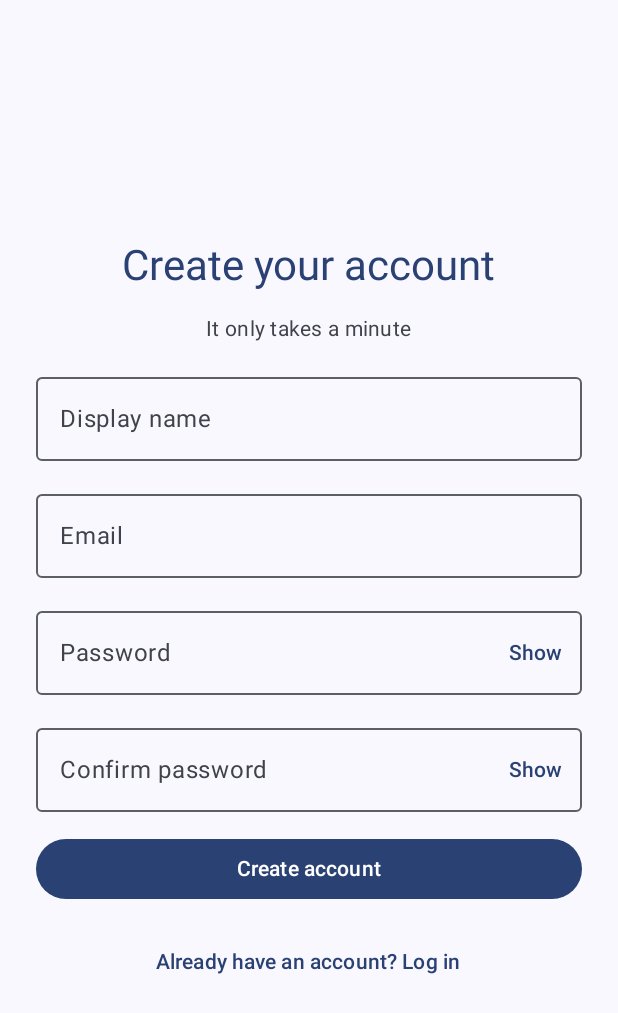
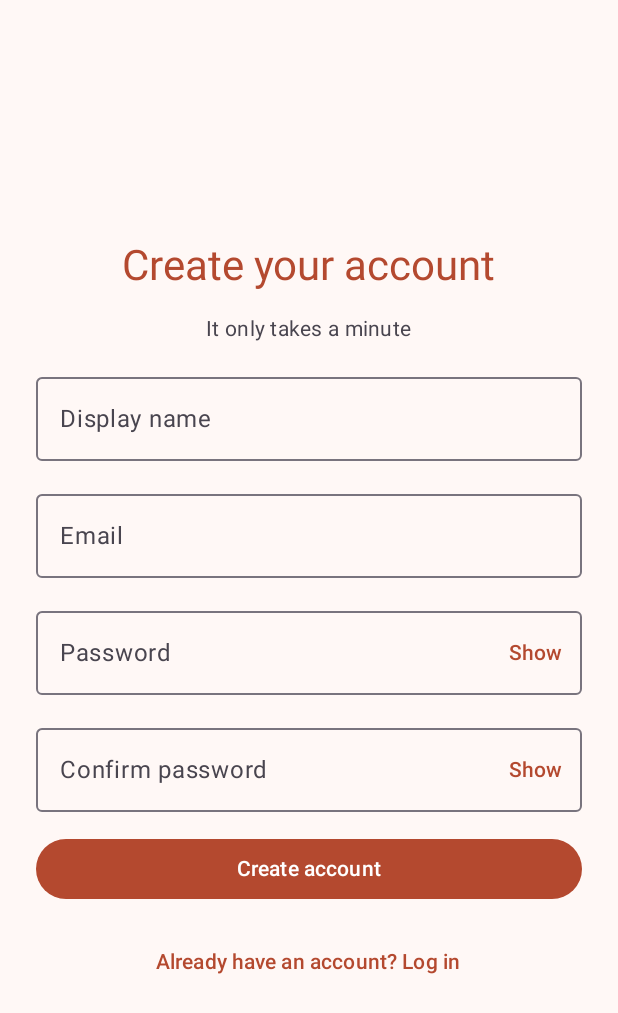
Before and after one commit to Abdoz3210/MC_Project, an Android app built with Jetpack Compose: the screen it shows after launch (MainActivity), after a tap on "New here? Create an account", on a phone screen of 412 x 824 dp. Shown: the top 1013 px of the screen. Run offline under Robolectric (Android 15) with nearby library versions, the phone set to English and light mode, and no system bars; our stand-ins replace Firebase (no records; nobody signed in at launch, a user with empty details on screens opened directly); 1 other tap on this screen came first.

Commit message:
feat: add brand theme, language wrapper with RTL and settings-aware app root

```diff
--- a/app/src/main/java/com/lafamilia/app/ui/app/AppRoot.kt
+++ b/app/src/main/java/com/lafamilia/app/ui/app/AppRoot.kt
@@ -1,22 +1,42 @@
 package com.lafamilia.app.ui.app
 
+import androidx.compose.foundation.isSystemInDarkTheme
 import androidx.compose.foundation.layout.fillMaxSize
 import androidx.compose.material3.MaterialTheme
 import androidx.compose.material3.Surface
 import androidx.compose.runtime.Composable
+import androidx.compose.runtime.getValue
+import androidx.compose.runtime.remember
 import androidx.compose.ui.Modifier
+import androidx.compose.ui.platform.LocalContext
+import androidx.lifecycle.compose.collectAsStateWithLifecycle
+import com.lafamilia.app.data.settings.AppSettings
+import com.lafamilia.app.data.settings.SettingsRepository
+import com.lafamilia.app.data.settings.ThemeMode
 import com.lafamilia.app.navigation.AppNavHost
 import com.lafamilia.app.ui.theme.LaFamiliaTheme
 
 /**
- * The root of the UI: theme + background + navigation.
- * Part 5 replaces this file to add the saved theme and language from Settings.
+ * The root of the UI. It reads the saved settings from DataStore and applies
+ * the chosen language and theme to the whole app, so a change in Settings shows instantly.
  */
 @Composable
 fun AppRoot() {
-    LaFamiliaTheme {
-        Surface(modifier = Modifier.fillMaxSize(), color = MaterialTheme.colorScheme.background) {
-            AppNavHost()
+    val context = LocalContext.current
+    val repository = remember { SettingsRepository.from(context) }
+    val settings by repository.settings.collectAsStateWithLifecycle(initialValue = AppSettings())
+
+    val darkTheme = when (settings.theme) {
+        ThemeMode.SYSTEM -> isSystemInDarkTheme()
+        ThemeMode.LIGHT -> false
+        ThemeMode.DARK -> true
+    }
+
+    LocaleWrapper(language = settings.language) {
+        LaFamiliaTheme(darkTheme = darkTheme) {
+            Surface(modifier = Modifier.fillMaxSize(), color = MaterialTheme.colorScheme.background) {
+                AppNavHost()
+            }
         }
     }
 }
--- a/app/src/main/java/com/lafamilia/app/ui/theme/Color.kt
+++ b/app/src/main/java/com/lafamilia/app/ui/theme/Color.kt
@@ -2,10 +2,21 @@ package com.lafamilia.app.ui.theme
 
 import androidx.compose.ui.graphics.Color
 
-val Purple80 = Color(0xFFD0BCFF)
-val PurpleGrey80 = Color(0xFFCCC2DC)
-val Pink80 = Color(0xFFEFB8C8)
+// Warm "family" palette: terracotta as the main colour, teal as the accent.
+val FamilyPrimaryLight = Color(0xFFB4492F)
+val FamilyOnPrimaryLight = Color(0xFFFFFFFF)
+val FamilyPrimaryContainerLight = Color(0xFFFFDBD1)
+val FamilyOnPrimaryContainerLight = Color(0xFF3B0A00)
+val FamilySecondaryLight = Color(0xFF00696B)
+val FamilyTertiaryLight = Color(0xFF7A5900)
+val FamilyBackgroundLight = Color(0xFFFFF8F6)
+val FamilySurfaceVariantLight = Color(0xFFF5DED8)
 
-val Purple40 = Color(0xFF6650a4)
-val PurpleGrey40 = Color(0xFF625b71)
-val Pink40 = Color(0xFF7D5260)
+val FamilyPrimaryDark = Color(0xFFFFB4A1)
+val FamilyOnPrimaryDark = Color(0xFF601600)
+val FamilyPrimaryContainerDark = Color(0xFF8C3019)
+val FamilyOnPrimaryContainerDark = Color(0xFFFFDBD1)
+val FamilySecondaryDark = Color(0xFF4CDADC)
+val FamilyTertiaryDark = Color(0xFFF2BF48)
+val FamilyBackgroundDark = Color(0xFF1A110F)
+val FamilySurfaceVariantDark = Color(0xFF53433F)
--- a/app/src/main/java/com/lafamilia/app/ui/theme/Theme.kt
+++ b/app/src/main/java/com/lafamilia/app/ui/theme/Theme.kt
@@ -1,6 +1,5 @@
 package com.lafamilia.app.ui.theme
 
-import android.app.Activity
 import android.os.Build
 import androidx.compose.foundation.isSystemInDarkTheme
 import androidx.compose.material3.MaterialTheme
@@ -11,33 +10,38 @@ import androidx.compose.material3.lightColorScheme
 import androidx.compose.runtime.Composable
 import androidx.compose.ui.platform.LocalContext
 
-private val DarkColorScheme = darkColorScheme(
-    primary = Purple80,
-    secondary = PurpleGrey80,
-    tertiary = Pink80
+private val LightColors = lightColorScheme(
+    primary = FamilyPrimaryLight,
+    onPrimary = FamilyOnPrimaryLight,
+    primaryContainer = FamilyPrimaryContainerLight,
+    onPrimaryContainer = FamilyOnPrimaryContainerLight,
+    secondary = FamilySecondaryLight,
+    tertiary = FamilyTertiaryLight,
+    background = FamilyBackgroundLight,
+    surface = FamilyBackgroundLight,
+    surfaceVariant = FamilySurfaceVariantLight
 )
 
-private val LightColorScheme = lightColorScheme(
-    primary = Purple40,
-    secondary = PurpleGrey40,
-    tertiary = Pink40
-
-    /* Other default colors to override
-    background = Color(0xFFFFFBFE),
-    surface = Color(0xFFFFFBFE),
-    onPrimary = Color.White,
-    onSecondary = Color.White,
-    onTertiary = Color.White,
-    onBackground = Color(0xFF1C1B1F),
-    onSurface = Color(0xFF1C1B1F),
-    */
+private val DarkColors = darkColorScheme(
+    primary = FamilyPrimaryDark,
+    onPrimary = FamilyOnPrimaryDark,
+    primaryContainer = FamilyPrimaryContainerDark,
+    onPrimaryContainer = FamilyOnPrimaryContainerDark,
+    secondary = FamilySecondaryDark,
+    tertiary = FamilyTertiaryDark,
+    background = FamilyBackgroundDark,
+    surface = FamilyBackgroundDark,
+    surfaceVariant = FamilySurfaceVariantDark
 )
 
+/**
+ * App theme. Dynamic colour (Android 12+ wallpaper colours) is off by default
+ * so the brand palette is what people see.
+ */
 @Composable
 fun LaFamiliaTheme(
     darkTheme: Boolean = isSystemInDarkTheme(),
-    // Dynamic color is available on Android 12+
-    dynamicColor: Boolean = true,
+    dynamicColor: Boolean = false,
     content: @Composable () -> Unit
 ) {
     val colorScheme = when {
@@ -45,9 +49,8 @@ fun LaFamiliaTheme(
             val context = LocalContext.current
             if (darkTheme) dynamicDarkColorScheme(context) else dynamicLightColorScheme(context)
         }
-
-        darkTheme -> DarkColorScheme
-        else -> LightColorScheme
+        darkTheme -> DarkColors
+        else -> LightColors
     }
 
     MaterialTheme(
```
Also changed, not shown: app/src/main/java/com/lafamilia/app/ui/app/LocaleWrapper.kt (added, +63 -0 lines).
